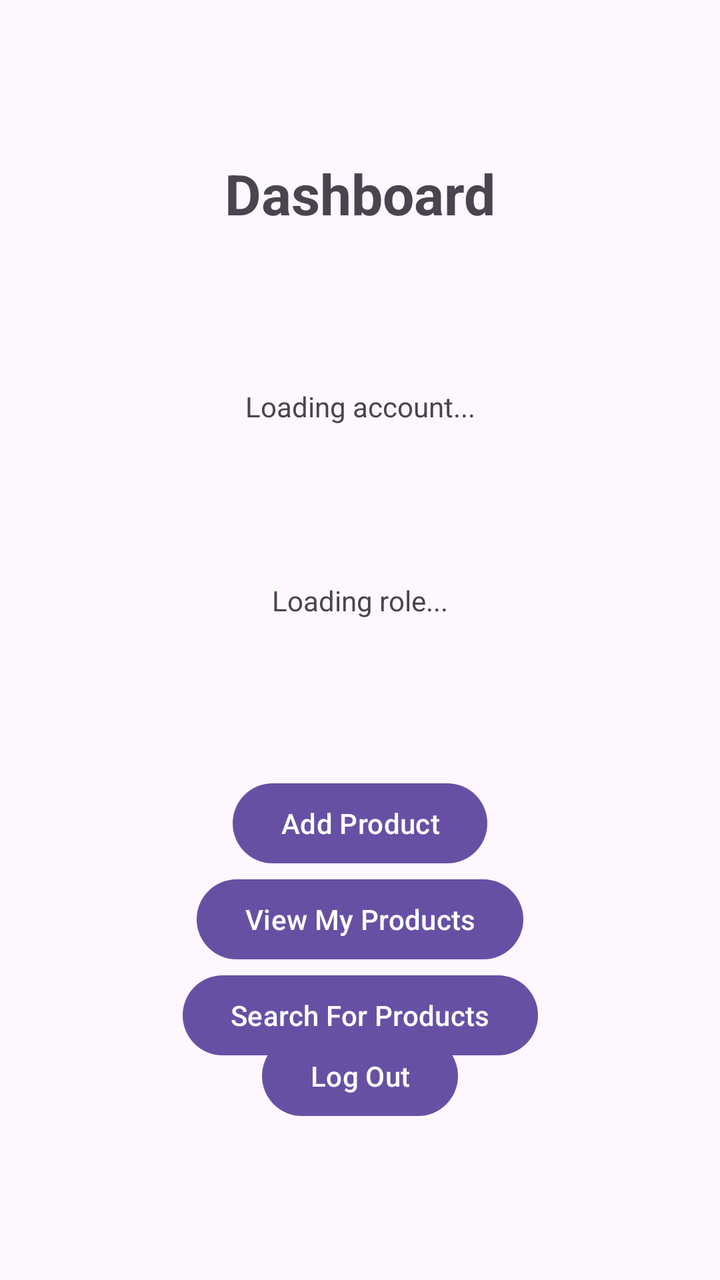
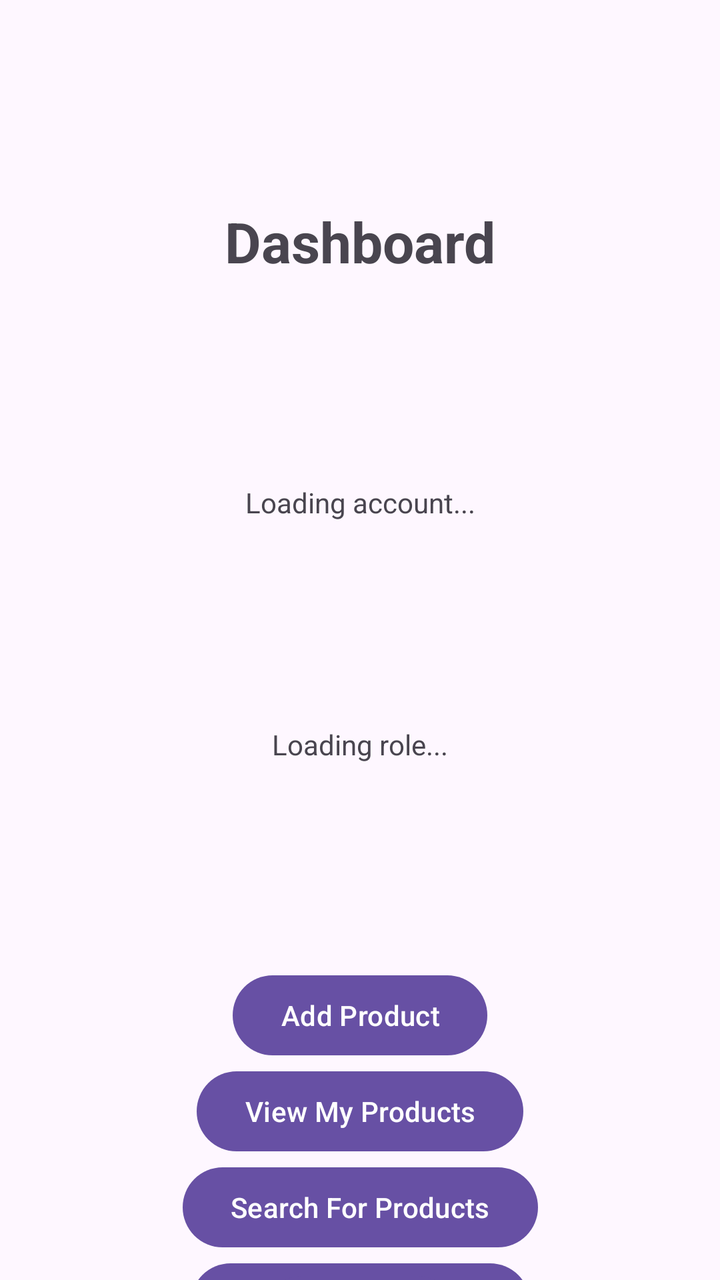

Screens rendered from an Android XML layout before and after an edit, with the pre-edit source and the edit as a unified diff.
<!-- AndroidManifest.xml: application theme Theme._3130_grp8_app -->
<!-- res/layout/activity_role_specific_dashboard.xml -->
<?xml version="1.0" encoding="utf-8"?>
<androidx.constraintlayout.widget.ConstraintLayout xmlns:android="http://schemas.android.com/apk/res/android"
    xmlns:app="http://schemas.android.com/apk/res-auto"
    android:id="@+id/roleSelectionMain"
    android:layout_width="match_parent"
    android:layout_height="match_parent">

    <TextView
        android:id="@+id/dashboardTitle"
        android:layout_width="wrap_content"
        android:layout_height="wrap_content"
        android:text="Dashboard"
        android:textSize="28sp"
        android:textStyle="bold"
        app:layout_constraintEnd_toEndOf="parent"
        app:layout_constraintStart_toStartOf="parent"
        app:layout_constraintTop_toTopOf="parent"
        app:layout_constraintBottom_toTopOf="@id/dashboardEmail"/>

    <TextView
        android:id="@+id/dashboardEmail"
        android:layout_width="wrap_content"
        android:layout_height="wrap_content"
        android:text="Loading account..."
        app:layout_constraintEnd_toEndOf="parent"
        app:layout_constraintStart_toStartOf="parent"
        app:layout_constraintTop_toBottomOf="@id/dashboardTitle"
        app:layout_constraintBottom_toTopOf="@id/dashboardRole"/>

    <TextView
        android:id="@+id/dashboardRole"
        android:layout_width="wrap_content"
        android:layout_height="wrap_content"
        android:text="Loading role..."
        app:layout_constraintEnd_toEndOf="parent"
        app:layout_constraintStart_toStartOf="parent"
        app:layout_constraintTop_toBottomOf="@id/dashboardEmail"
        app:layout_constraintBottom_toTopOf="@id/productButton"/>

    <Button
        android:id="@+id/productButton"
        android:layout_width="wrap_content"
        android:layout_height="wrap_content"
        android:text="Add Product"
        app:layout_constraintEnd_toEndOf="parent"
        app:layout_constraintStart_toStartOf="parent"
        app:layout_constraintTop_toBottomOf="@id/dashboardRole"
        app:layout_constraintBottom_toTopOf="@id/logoutButton"/>

    <Button
        android:id="@+id/viewMyProductsButton"
        android:layout_width="wrap_content"
        android:layout_height="wrap_content"
        android:text="View My Products"
        app:layout_constraintEnd_toEndOf="parent"
        app:layout_constraintStart_toStartOf="parent"
        app:layout_constraintTop_toBottomOf="@id/productButton" />

    <Button
        android:id="@+id/searchForProductsButton"
        android:layout_width="wrap_content"
        android:layout_height="wrap_content"
        android:text="Search For Products"
        app:layout_constraintEnd_toEndOf="parent"
        app:layout_constraintStart_toStartOf="parent"
        app:layout_constraintTop_toBottomOf="@id/viewMyProductsButton"/>

    <Button
        android:id="@+id/logoutButton"
        android:layout_width="wrap_content"
        android:layout_height="wrap_content"
        android:text="Log Out"
        app:layout_constraintBottom_toBottomOf="parent"
        app:layout_constraintEnd_toEndOf="parent"
        app:layout_constraintStart_toStartOf="parent"
        app:layout_constraintTop_toBottomOf="@id/productButton"/>

</androidx.constraintlayout.widget.ConstraintLayout>
<!-- resources referenced by this layout -->
<resources>
  <style name="Theme._3130_grp8_app" parent="Base.Theme._3130_grp8_app" />
  <style name="Base.Theme._3130_grp8_app" parent="Theme.Material3.DayNight.NoActionBar">
          
          
      </style>
</resources>

<!-- the commit's change to res/layout/activity_role_specific_dashboard.xml (unified diff, before → after) -->
@@ -66,6 +66,15 @@
         app:layout_constraintTop_toBottomOf="@id/viewMyProductsButton"/>
 
     <Button
+        android:id="@+id/preferredProductsButton"
+        android:layout_width="wrap_content"
+        android:layout_height="wrap_content"
+        android:text="Preferred Products"
+        app:layout_constraintEnd_toEndOf="parent"
+        app:layout_constraintStart_toStartOf="parent"
+        app:layout_constraintTop_toBottomOf="@id/searchForProductsButton" />
+
+    <Button
         android:id="@+id/logoutButton"
         android:layout_width="wrap_content"
         android:layout_height="wrap_content"
@@ -73,6 +82,6 @@
         app:layout_constraintBottom_toBottomOf="parent"
         app:layout_constraintEnd_toEndOf="parent"
         app:layout_constraintStart_toStartOf="parent"
-        app:layout_constraintTop_toBottomOf="@id/productButton"/>
+        app:layout_constraintTop_toBottomOf="@id/preferredProductsButton"/>
 
 </androidx.constraintlayout.widget.ConstraintLayout>
